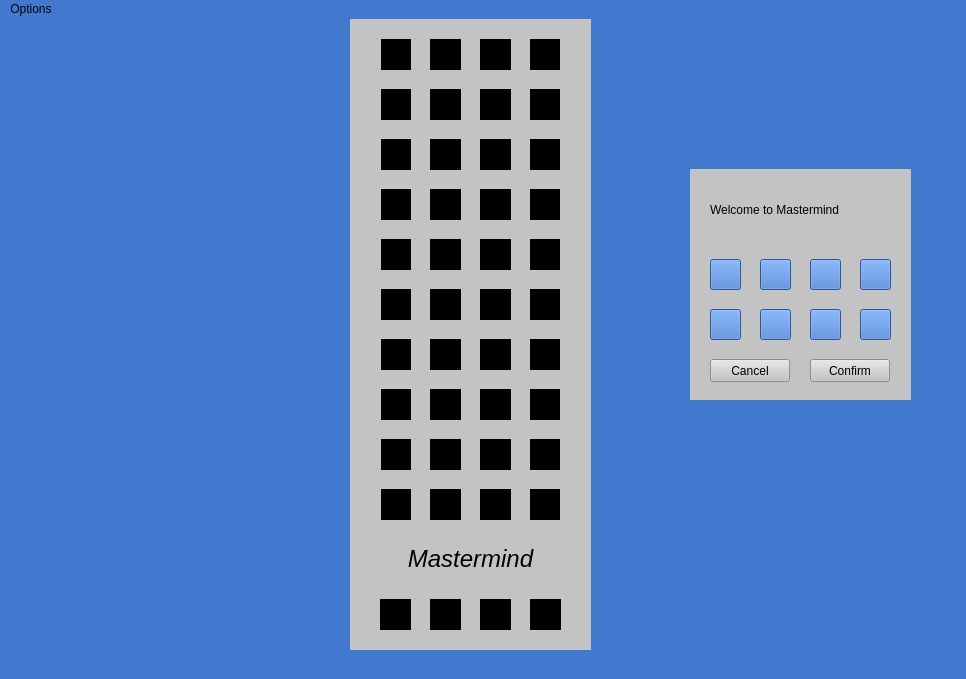
This is mainwindow.ui in merouanebenadda/Mastermind as Qt 5 draws it before an edit. The edited form follows.
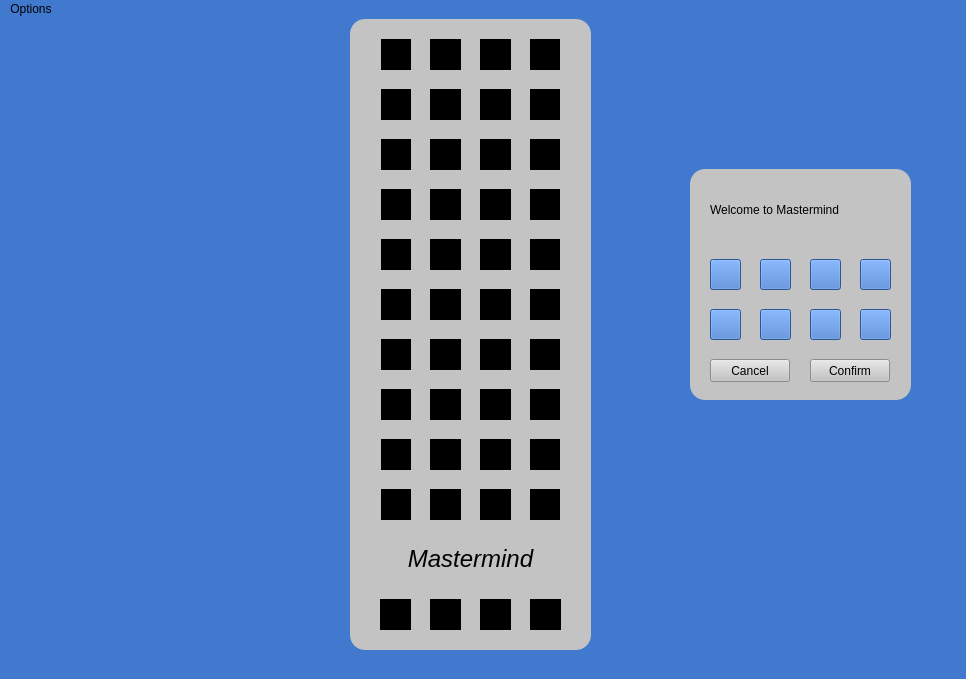
This is the edited form.

```diff
--- a/mainwindow.ui
+++ b/mainwindow.ui
@@ -1220,13 +1220,14 @@
     <property name="geometry">
      <rect>
       <x>350</x>
-      <y>-10</y>
+      <y>0</y>
       <width>241</width>
-      <height>641</height>
+      <height>631</height>
      </rect>
     </property>
     <property name="styleSheet">
-     <string notr="true">background-color: rgb(195, 195, 195)</string>
+     <string notr="true">background-color: rgb(195, 195, 195);
+border-radius: 15px;</string>
     </property>
     <property name="text">
      <string/>
@@ -1242,7 +1243,8 @@
      </rect>
     </property>
     <property name="styleSheet">
-     <string notr="true">background-color: rgb(195, 195, 195)</string>
+     <string notr="true">background-color: rgb(195, 195, 195);
+border-radius: 15px</string>
     </property>
     <property name="text">
      <string/>
```
